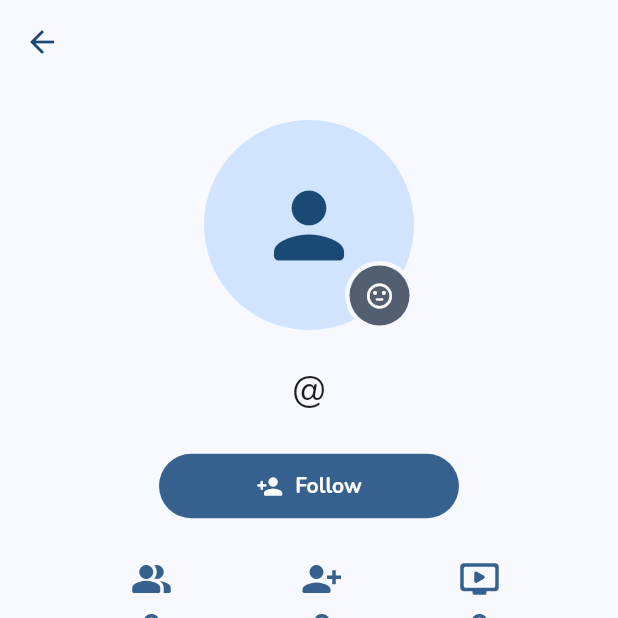
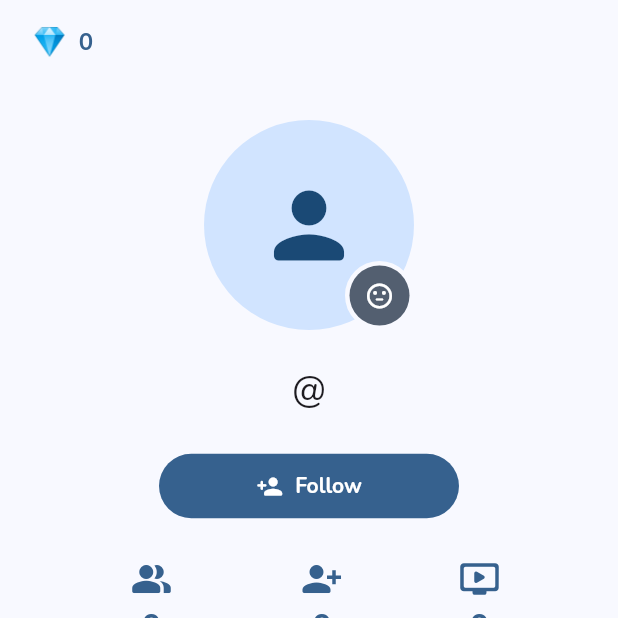
Before and after one commit to mahfuzmunna/dadadu_flutter, a Flutter app: the _ProfileContent screen opened directly with empty values, on a phone screen of 412 x 824 dp, the top half of it. Run offline on Flutter 3.47's test engine with Material 3 defaults, Android fonts, the phone set to English and light mode, and no system bars; our stand-ins replace bloc, cached_network_image, camera, dartz, equatable, flutter_bloc and 11 more; missing offline and left inert: cached_video_player_plus, image_editor_plus, minio, video_thumbnail, video_trimmer; accounts and stored records are empty; statements that could not run were skipped.

Commit message:
Refactor: Display user post count as diamonds in ProfilePage app bar
A new widget, `_buildDiamondCounter`, has been added to the `ProfilePage` to display the user's post count as a diamond icon followed by the count.

This diamond counter is now shown in the leading position of the `AppBar`.

The `leadingWidth` of the `AppBar` has been adjusted to accommodate this new widget.

```diff
--- a/lib/features/profile/presentation/pages/profile_page.dart
+++ b/lib/features/profile/presentation/pages/profile_page.dart
@@ -104,6 +104,8 @@ class _ProfileContentState extends State<_ProfileContent> {
   Widget build(BuildContext context) {
     return Scaffold(
       appBar: AppBar(
+        leading: _buildDiamondCounter(context, widget.user),
+        leadingWidth: 84,
         title: Text(widget.isMyProfile
             ? 'My Profile'
             : (widget.user.fullName ?? 'Profile')),
@@ -150,6 +152,34 @@ class _ProfileContentState extends State<_ProfileContent> {
 
             // --- Uploaded Videos ---
             _buildVideosGrid(widget.isMyProfile),
+          ],
+        ),
+      ),
+    );
+  }
+
+  // ✅ NEW WIDGET: Builds the diamond counter.
+  Widget _buildDiamondCounter(BuildContext context, UserEntity user) {
+    final theme = Theme.of(context);
+    // Add a 'diamonds' field to your UserEntity, e.g., final int diamonds;
+    final int diamondCount = user.postCount ?? 0;
+
+    return Center(
+      child: Padding(
+        padding: const EdgeInsets.symmetric(horizontal: 8.0, vertical: 6.0),
+        child: Row(
+          mainAxisSize: MainAxisSize.min,
+          children: [
+            // You can use an emoji or a custom asset image
+            const Text('💎', style: TextStyle(fontSize: 18)),
+            const SizedBox(width: 8),
+            Text(
+              diamondCount.toString(),
+              style: theme.textTheme.titleMedium?.copyWith(
+                fontWeight: FontWeight.bold,
+                color: theme.colorScheme.primary,
+              ),
+            ),
           ],
         ),
       ),
```
